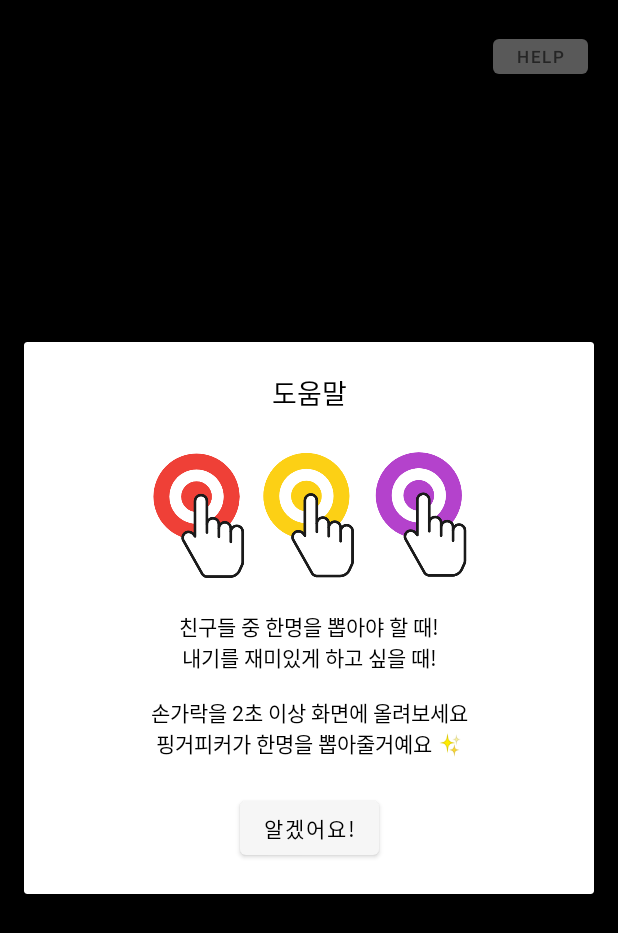
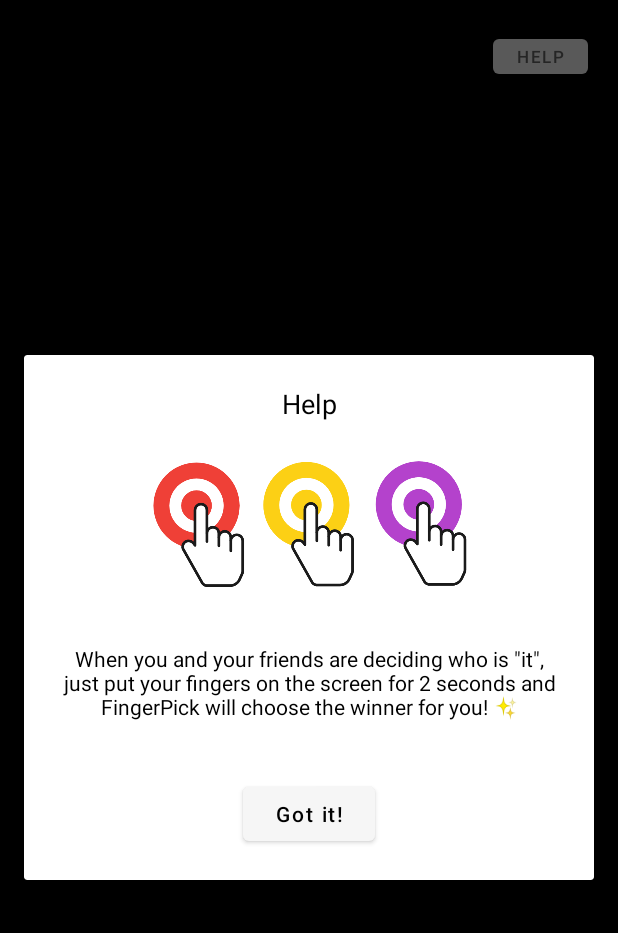
Before and after one commit to yeonkims/finger-pick, an Android app: the screen it shows after launch (MainActivity), after a tap on "HELP", on a phone screen of 412 x 824 dp. Shown: the top 933 px of the screen. Run offline under Robolectric (Android 15) with nearby library versions, the phone set to English and light mode, and no system bars; our stand-ins replace data binding.

Commit message:
feat: 다국어 지원

```diff
--- a/app/src/main/res/layout/fragment_help_dialog.xml
+++ b/app/src/main/res/layout/fragment_help_dialog.xml
@@ -57,6 +57,7 @@
             android:layout_marginTop="10dp"
             android:text="@string/help_btn"
             android:textSize="14sp"
+            android:textAllCaps="false"
             app:backgroundTint="#F6F6F6"
             app:layout_constraintEnd_toEndOf="parent"
             app:layout_constraintStart_toStartOf="parent"
--- a/app/src/main/res/values/strings.xml
+++ b/app/src/main/res/values/strings.xml
@@ -1,8 +1,8 @@
 <resources>
     <string name="app_name">FingerPick</string>
-    <string name="hello_blank_fragment">Hello blank fragment</string>
-    <string name="help">Help</string>
-    <string name="help_title">도움말</string>
-    <string name="help_content">친구들 중 한명을 뽑아야 할 때!\n내기를 재미있게 하고 싶을 때!\n \n손가락을 2초 이상 화면에 올려보세요\n핑거피커가 한명을 뽑아줄거예요 ✨</string>
-    <string name="help_btn">알겠어요!</string>
+    <string name="help" translatable="false">Help</string>
+    <string name="help_title">Help</string>
+    <string name="help_content">When you and your friends are deciding who is \"it\",
+        just put your fingers on the screen for 2 seconds and FingerPick will choose the winner for you! ✨</string>
+    <string name="help_btn">Got it!</string>
 </resources>
```
Also changed, not shown: 1 other file.
